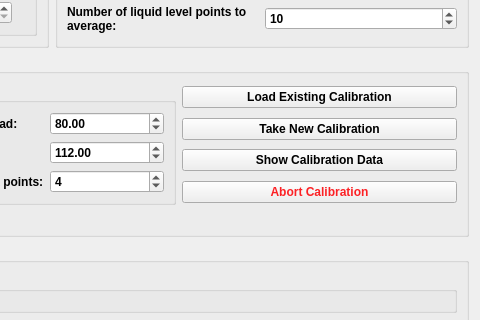
The window that q0.ui (ssoham/Q0Measurement) describes before a commit, drawn with Qt 5; both pictures show x 404 to 884 and y 216 to 536 of the 884 by 657 pixel window.
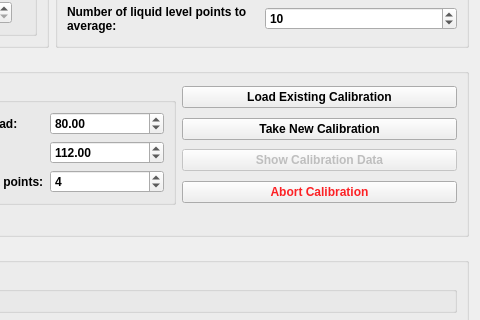
The same window after the commit. Custom widgets are drawn as their Qt base class.

Commit message: addressing Issue #27, also changing formatting for q0 options to keep it from stretching out horizontally

Patch:
```diff
--- a/q0.ui
+++ b/q0.ui
@@ -593,6 +593,9 @@
       </item>
       <item row="3" column="2">
        <widget class="QPushButton" name="show_cal_data_button">
+        <property name="enabled">
+         <bool>false</bool>
+        </property>
         <property name="text">
          <string>Show Calibration Data</string>
         </property>
```
The commit also changes 2 other files.
